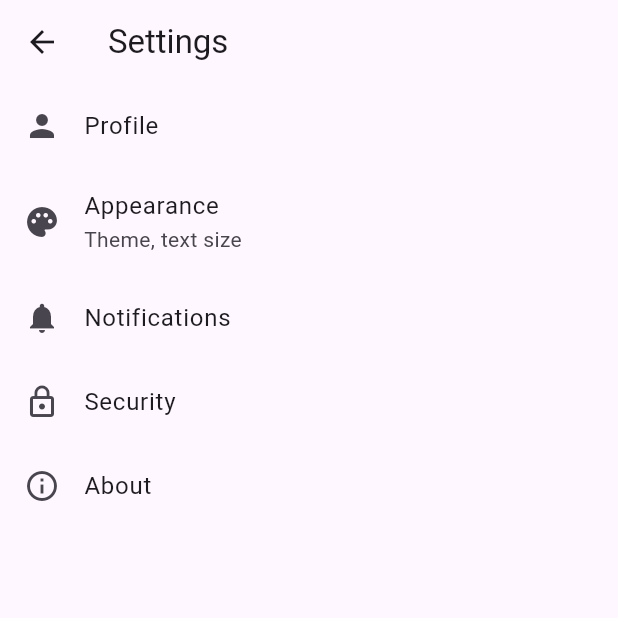
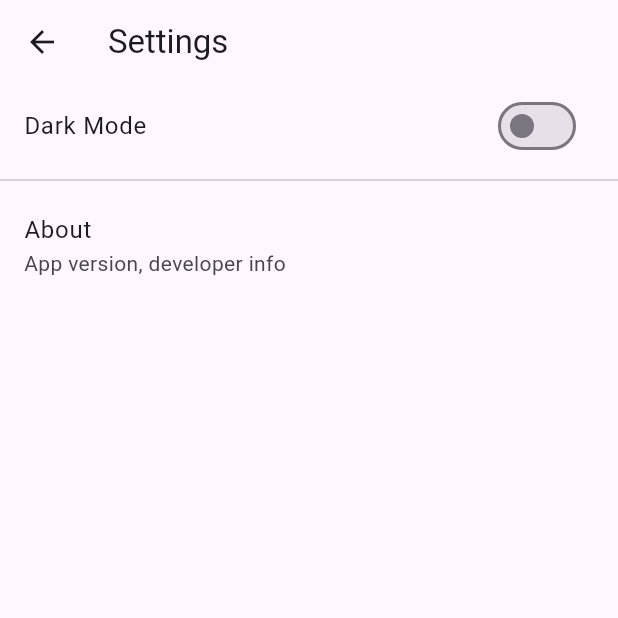
Before and after one commit to sakibahmedshanto/shondhan, a Flutter app: the LandingScreen screen opened directly with empty values, after a tap on the "settings" icon, on a phone screen of 412 x 824 dp, the top half of it. Run offline on Flutter 3.47's test engine with Material 3 defaults, Android fonts, the phone set to English and light mode, and no system bars; our stand-ins replace cached_network_image, carousel_slider, cloud_firestore, firebase_auth, firebase_core, firebase_messaging and 14 more; missing offline and left inert: ar_location_view, image_card, model_viewer_plus; accounts and stored records are empty.

Commit message:
done adding settings

```diff
--- /dev/null
+++ b/lib/provider/theme_provider.dart
@@ -0,0 +1,23 @@
+// lib/provider/theme_provider.dart
+import 'package:flutter/material.dart';
+import 'package:shared_preferences/shared_preferences.dart';
+
+class ThemeProvider extends ChangeNotifier {
+  ThemeMode _themeMode = ThemeMode.light;
+
+  ThemeMode get themeMode => _themeMode;
+
+  void toggleTheme(bool isDark) async {
+    _themeMode = isDark ? ThemeMode.dark : ThemeMode.light;
+    var prefs = await SharedPreferences.getInstance();
+    await prefs.setBool('isDarkMode', isDark);
+    notifyListeners();
+  }
+
+  Future<void> loadThemeMode() async {
+    final prefs = await SharedPreferences.getInstance();
+    bool isDarkMode = prefs.getBool('isDarkMode') ?? false;
+    _themeMode = isDarkMode ? ThemeMode.dark : ThemeMode.light;
+    notifyListeners();
+  }
+}
--- a/lib/screens/Landing_Screen/landing_screen.dart
+++ b/lib/screens/Landing_Screen/landing_screen.dart
@@ -7,7 +7,7 @@ import 'plot_category.dart';
 import 'package:shondhan/screens/settings/settings_page.dart';
 
 class LandingScreen extends StatelessWidget {
-  LandingScreen({super.key,required this.userModel});
+  LandingScreen({super.key, required this.userModel});
   final UserModel userModel;
   final List<String> propertyType = [
     "Home",
@@ -16,23 +16,25 @@ class LandingScreen extends StatelessWidget {
     "Plot",
   ];
 
-  final List<Icon> propertyIcons = [
-    Icon(Icons.house_rounded, size: 40, color: Colors.deepPurple.shade400),
-    Icon(Icons.apartment, size: 40, color: Colors.deepPurple.shade400),
-    Icon(Icons.factory_outlined, size: 40, color: Colors.deepPurple.shade400),
-    Icon(Icons.landscape_sharp, size: 40, color: Colors.deepPurple.shade400),
+  List<Icon> getPropertyIcons(ThemeData theme) => [
+    Icon(Icons.house_rounded, size: 40, color: theme.colorScheme.primary),
+    Icon(Icons.apartment, size: 40, color: theme.colorScheme.primary),
+    Icon(Icons.factory_outlined, size: 40, color: theme.colorScheme.primary),
+    Icon(Icons.landscape_sharp, size: 40, color: theme.colorScheme.primary),
   ];
 
   @override
   Widget build(BuildContext context) {
+    ThemeData theme = Theme.of(context); // Correctly fetch theme data
+
     return SafeArea(
       child: Scaffold(
         appBar: AppBar(
-          backgroundColor: Colors.white, // Adjust the color as needed
+          backgroundColor: theme.colorScheme.background, // Corrected to use colorScheme
           elevation: 0,
           actions: [
             IconButton(
-              icon: Icon(Icons.settings, color: Colors.deepPurple),
+              icon: Icon(Icons.settings, color: theme.colorScheme.primary),
               onPressed: () {
                 Navigator.push(
                   context,
@@ -42,24 +44,17 @@ class LandingScreen extends StatelessWidget {
             ),
           ],
         ),
-        backgroundColor: const Color(0xFFF7F6FB),
+        backgroundColor: theme.colorScheme.background, // Corrected to use colorScheme
         body: Padding(
           padding: const EdgeInsets.all(15),
           child: Column(
             crossAxisAlignment: CrossAxisAlignment.start,
             children: [
-              // const CurrentLocation(
-              //   locationName: "Gazipur,",
-              //   city: "Dhaka",
-              // ),
               SwitchToOwnerButton(userModel: userModel),
-
-              /// two buttons
               const MapArButtons(),
-              // Categories 4 buttons
               Flexible(
                 child: PlotCategory(
-                  PropertyIcons: propertyIcons,
+                  PropertyIcons: getPropertyIcons(theme),
                   PropertyType: propertyType,
                 ),
               ),
@@ -69,9 +64,10 @@ class LandingScreen extends StatelessWidget {
                 children: [
                   Text(
                     "Nearby By You...",
-                      style: Theme.of(context).textTheme.titleLarge,
+                    style: theme.textTheme.titleLarge,
                   ),
-                    TextButton(onPressed:() {},
+                  TextButton(
+                    onPressed: () {},
                     child: const Text("See all"),
                   )
                 ],
--- a/lib/screens/Landing_Screen/map_ar_button.dart
+++ b/lib/screens/Landing_Screen/map_ar_button.dart
@@ -9,17 +9,22 @@ class MapArButtons extends StatelessWidget {
 
   @override
   Widget build(BuildContext context) {
+    // Compute the text color based on the theme brightness
+    final textColor = Theme.of(context).brightness == Brightness.dark
+        ? Colors.white
+        : Colors.black; //for theme
+
     return Column(
       children: [
         const SizedBox(height: 20),
-        const Row(
+        Row(
           mainAxisSize: MainAxisSize.min,
           children: [
             Text(
-              "Discover your next home... ",
+              "Discover your next home...",
               style: TextStyle(
                 fontSize: 25,
-                color: Colors.black,
+                color: textColor, // Use the computed color here
               ),
             ),
           ],
--- a/lib/screens/settings/appearance_page.dart
+++ b/lib/screens/settings/appearance_page.dart
@@ -1,8 +1,13 @@
 import 'package:flutter/material.dart';
+import 'package:provider/provider.dart';
+import 'package:shondhan/provider/theme_provider.dart';
 
 class AppearancePage extends StatelessWidget {
   @override
   Widget build(BuildContext context) {
+    // Access the ThemeProvider from the provider
+    ThemeProvider themeProvider = Provider.of<ThemeProvider>(context, listen: false);
+
     return Scaffold(
       appBar: AppBar(
         title: Text('Appearance Settings'),
@@ -11,9 +16,9 @@ class AppearancePage extends StatelessWidget {
         children: [
           SwitchListTile(
             title: Text('Dark Mode'),
-            value: false, // This should be bound to a state or a setting in your app.
+            value: themeProvider.themeMode == ThemeMode.dark, // Use provider's state to set the switch's position
             onChanged: (bool value) {
-              // Implement the functionality to toggle dark mode here.
+              themeProvider.toggleTheme(value); // Toggle the theme on change
             },
           ),
           ListTile(
--- a/lib/screens/settings/settings_page.dart
+++ b/lib/screens/settings/settings_page.dart
@@ -1,51 +1,31 @@
 import 'package:flutter/material.dart';
-import 'appearance_page.dart';
-import 'security_page.dart';
-import 'about_page.dart';
+import 'package:provider/provider.dart';
+import 'package:shondhan/provider/theme_provider.dart';
 
 class SettingsPage extends StatelessWidget {
   @override
   Widget build(BuildContext context) {
+    ThemeProvider themeProvider = Provider.of<ThemeProvider>(context);
+
     return Scaffold(
       appBar: AppBar(
-        title: Text('Settings'),
+        title: const Text('Settings'),
       ),
       body: ListView(
         children: [
-          ListTile(
-            leading: Icon(Icons.person),
-            title: Text('Profile'),
-            onTap: () {
-              // Add navigation to profile editing page or dialog
+          SwitchListTile(
+            title: const Text('Dark Mode'),
+            value: themeProvider.themeMode == ThemeMode.dark,
+            onChanged: (bool value) {
+              themeProvider.toggleTheme(value);
             },
           ),
+          const Divider(),
           ListTile(
-            leading: Icon(Icons.palette),
-            title: Text('Appearance'),
-            subtitle: Text('Theme, text size'),
+            title: const Text('About'),
+            subtitle: const Text('App version, developer info'),
             onTap: () {
-              Navigator.push(context, MaterialPageRoute(builder: (context) => AppearancePage()));
-            },
-          ),
-          ListTile(
-            leading: Icon(Icons.notifications),
-            title: Text('Notifications'),
-            onTap: () {
-              // Add navigation to notifications settings page
-            },
-          ),
-          ListTile(
-            leading: Icon(Icons.lock_outline),
-            title: Text('Security'),
-            onTap: () {
-              Navigator.push(context, MaterialPageRoute(builder: (context) => SecurityPage()));
-            },
-          ),
-          ListTile(
-            leading: Icon(Icons.info_outline),
-            title: Text('About'),
-            onTap: () {
-              Navigator.push(context, MaterialPageRoute(builder: (context) => AboutPage()));
+
             },
           ),
         ],
--- a/pubspec.yaml
+++ b/pubspec.yaml
@@ -61,6 +61,8 @@ dependencies:
   geocoding: ^3.0.0
   image_card: ^0.0.4
   model_viewer_plus: ^1.9.1
+  provider: ^6.0.0
+  shared_preferences: ^2.0.15
 
 dev_dependencies:
   flutter_test:
```
Also changed, not shown: lib/main.dart (+29 -10 lines), lib/screens/example_screen.dart (added, +18 -0 lines), pubspec.lock, 1 other file. Lines whose indentation alone changed are shown as unchanged.
